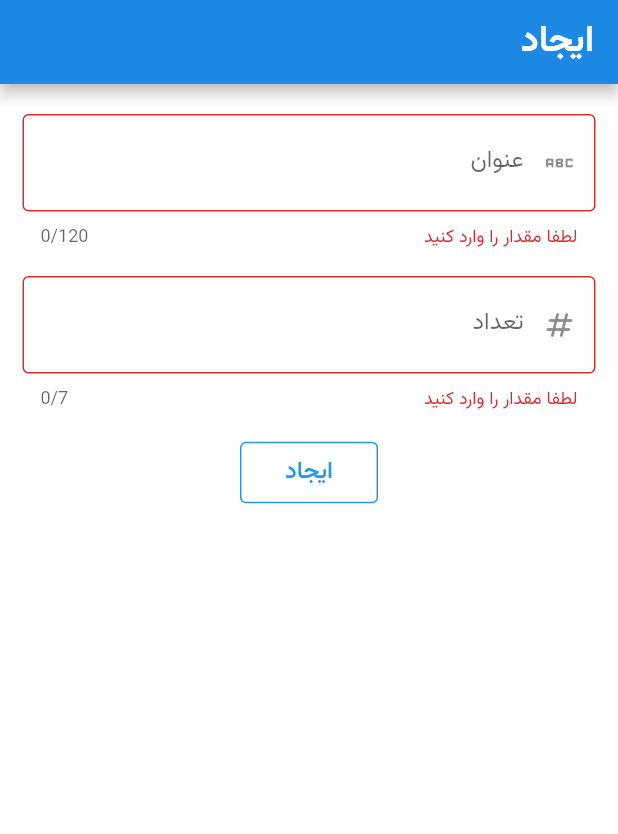
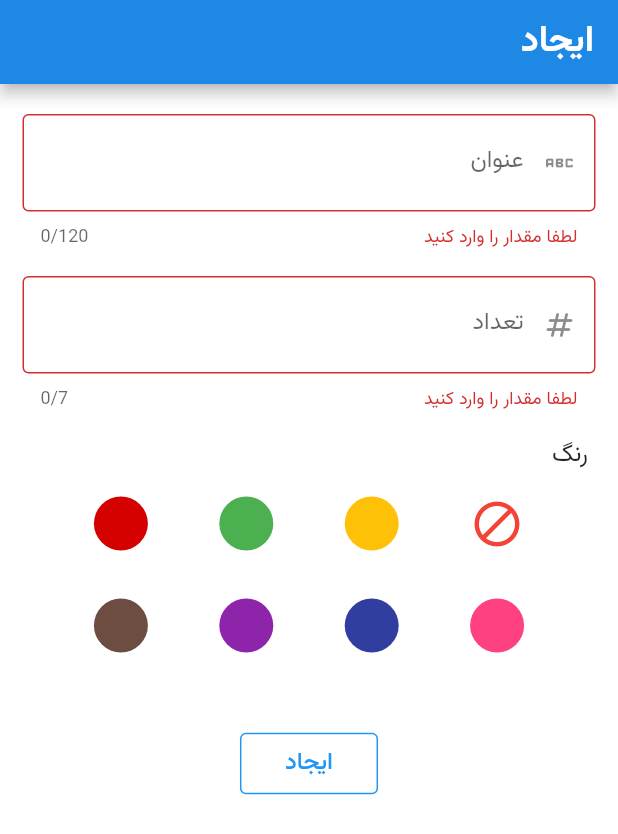
Before and after one commit to naazeri/beshmar-flutter, a Flutter app: the ListEditItemPage widget shown alone on an empty page, opened directly, after a tap on "ایجاد", on a phone screen of 412 x 824 dp. Shown: the top 834 px of the screen. Run offline on Flutter 3.47's test engine with Material 2 defaults, Android fonts, the phone set to English and light mode, and no system bars; our stand-ins replace file_picker, introduction_screen, package_info_plus, permission_handler, share_plus, shared_preferences and 1 more; missing offline and left inert: flutter_poolakey, holding_gesture; accounts and stored records are empty.

Commit message:
add optional color to items

```diff
--- a/lib/data/counter_model.dart
+++ b/lib/data/counter_model.dart
@@ -5,17 +5,20 @@ class CounterModel {
 
   String title;
   int count;
+  int? color;
 
-  CounterModel({required this.title, this.count = 0});
+  CounterModel({required this.title, this.count = 0, this.color});
 
   Map<String, dynamic> toJson() => {
         'title': title,
         'count': count,
+        'color': color,
       };
 
   factory CounterModel.fromJson(Map<String, dynamic> json) => CounterModel(
         title: json['title'],
         count: json['count'],
+        color: json['color'],
       );
 
   static String encode(List<CounterModel> list) => json.encode(
--- a/lib/page/home_page.dart
+++ b/lib/page/home_page.dart
@@ -349,7 +349,12 @@ class _MyListViewState extends State<MyListView> with WidgetsBindingObserver {
   }
 
   Future<void> _launchUrl(String url) async {
-    if (!await launchUrl(Uri.parse(url))) {
+    final success = await launchUrl(
+      Uri.parse(url),
+      mode: LaunchMode.externalApplication,
+    );
+
+    if (!success) {
       // ignore: use_build_context_synchronously
       Show.snackBar(context, 'خطا در اجرای عملیات');
     }
--- a/lib/page/list_edit_item_page.dart
+++ b/lib/page/list_edit_item_page.dart
@@ -1,8 +1,10 @@
+import 'package:beshmar/utils/styles.dart';
 import 'package:flutter/material.dart';
 
 import '../data/counter_model.dart';
 import '../data/edit_result_model.dart';
 import '../widget/app_bar_title.dart';
+import '../widget/color_list_picker.dart';
 import '../widget/my_outlined_button.dart';
 import '../widget/my_text_form_field.dart';
 import '../widget/scaffold_rtl.dart';
@@ -22,15 +24,16 @@ class _ListEditItemPageState extends State<ListEditItemPage> {
   final formKey = GlobalKey<FormState>();
   late final TextEditingController titleController;
   late final TextEditingController countController;
-  // bool validateTitle = true;
-  // bool validateCount = true;
+  int? selectedColor;
 
   @override
   void initState() {
+    super.initState();
+
     titleController = TextEditingController(text: widget.model?.title);
     countController =
         TextEditingController(text: widget.model?.count.toString());
-    super.initState();
+    selectedColor = widget.model?.color;
   }
 
   @override
@@ -48,7 +51,10 @@ class _ListEditItemPageState extends State<ListEditItemPage> {
       ),
       body: Container(
         color: Colors.white,
+        width: double.infinity,
+        height: double.infinity,
         padding: const EdgeInsets.symmetric(horizontal: 15),
+        child: SingleChildScrollView(
           child: Form(
             key: formKey,
             child: Column(
@@ -75,8 +81,24 @@ class _ListEditItemPageState extends State<ListEditItemPage> {
                   onFieldSubmitted: _onSubmitPressed,
                 ),
                 const SizedBox(height: 15),
+                Row(
+                  children: const [
+                    SizedBox(width: 5),
+                    Text('رنگ', style: Styles.textHeader3),
+                  ],
+                ),
+                const SizedBox(height: 15),
+                ColorListPicker(
+                  currentColor:
+                      selectedColor != null ? Color(selectedColor!) : null,
+                  onTap: (color) {
+                    selectedColor = color?.value;
+                  },
+                ),
+                const SizedBox(height: 50),
                 _getButtons(context),
               ],
+            ),
           ),
         ),
       ),
@@ -109,7 +131,7 @@ class _ListEditItemPageState extends State<ListEditItemPage> {
   }
 
   String? _titleFieldValidator(String? text) {
-    if (text == null || text.isEmpty || text == ' ') {
+    if (text == null || text.isEmpty || text.trim().isEmpty) {
       return 'لطفا مقدار را وارد کنید';
     }
 
@@ -117,7 +139,7 @@ class _ListEditItemPageState extends State<ListEditItemPage> {
   }
 
   String? _countFieldValidator(String? text) {
-    if (text == null || text.isEmpty || text == ' ') {
+    if (text == null || text.isEmpty || text.trim().isEmpty) {
       return 'لطفا مقدار را وارد کنید';
     }
 
@@ -135,17 +157,10 @@ class _ListEditItemPageState extends State<ListEditItemPage> {
       return;
     }
 
-    var trimmedTitle = titleController.text.trim();
-
-    if (trimmedTitle.isEmpty || trimmedTitle == ' ') {
-      Navigator.pop(context);
-      return;
-    }
-
     final newModel = CounterModel(
-      title: trimmedTitle, // maybe be empty
+        title: titleController.text,
         count: int.parse(countController.text),
-    );
+        color: selectedColor);
 
     Navigator.pop(
       context,
--- a/lib/utils/iab.dart
+++ b/lib/utils/iab.dart
@@ -14,7 +14,10 @@ class Iab {
     if (AppConfig.isBazaarVersion) {
       initialized = await FlutterPoolakey.connect(
         _bazaarRsa,
-        onDisconnected: () async {/*reconnect here*/},
+        onDisconnected: () async {
+          /*reconnect here*/
+          debugPrint('*** Disconnected');
+        },
       );
 
       debugPrint('*** Init: $initialized');
--- /dev/null
+++ b/lib/widget/color_list_picker.dart
@@ -0,0 +1,97 @@
+import 'package:flutter/material.dart';
+
+class ColorListPicker extends StatefulWidget {
+  final Color? currentColor;
+  final double radius;
+  final void Function(Color? color) onTap;
+
+  const ColorListPicker({
+    this.currentColor,
+    this.radius = 36,
+    required this.onTap,
+    super.key,
+  });
+
+  @override
+  State<ColorListPicker> createState() => _ColorListPickerState();
+}
+
+class _ColorListPickerState extends State<ColorListPicker> {
+  Color? selectedColor;
+
+  @override
+  void initState() {
+    super.initState();
+
+    selectedColor = widget.currentColor;
+  }
+
+  @override
+  Widget build(BuildContext context) {
+    return Column(
+      children: [
+        _getRow([
+          _getCircle(null),
+          _getCircle(Colors.amber),
+          _getCircle(Colors.green),
+          _getCircle(Colors.redAccent.shade700),
+        ]),
+        _getSizedBox(),
+        _getRow([
+          _getCircle(Colors.pinkAccent.shade200),
+          _getCircle(Colors.indigo.shade700),
+          _getCircle(Colors.purple.shade600),
+          _getCircle(Colors.brown.shade600),
+        ]),
+      ],
+    );
+  }
+
+  Row _getRow(List<Widget> children) {
+    return Row(
+      mainAxisAlignment: MainAxisAlignment.spaceEvenly,
+      children: children,
+    );
+  }
+
+  Widget _getCircle(Color? color) {
+    Widget? child;
+    // Border? border;
+
+    if (color == null) {
+      child = Icon(
+        Icons.block,
+        color: color == selectedColor ? Colors.red : Colors.grey.shade500,
+        size: widget.radius,
+      );
+    } else if (color == selectedColor) {
+      child = Icon(
+        Icons.check,
+        color: Colors.white,
+        size: widget.radius / 1.5,
+      );
+    }
+
+    return InkWell(
+      child: Container(
+        width: widget.radius,
+        height: widget.radius,
+        decoration: BoxDecoration(
+          color: color,
+          borderRadius: BorderRadius.circular(999),
+          // border: border,
+        ),
+        child: child,
+      ),
+      onTap: () {
+        widget.onTap(color);
+
+        setState(() {
+          selectedColor = color;
+        });
+      },
+    );
+  }
+
+  SizedBox _getSizedBox() => const SizedBox(height: 32);
+}
--- a/lib/widget/list_item_view.dart
+++ b/lib/widget/list_item_view.dart
@@ -61,6 +61,12 @@ class ListItemView extends StatelessWidget {
       decoration: BoxDecoration(
         color: Colors.grey.shade50,
         borderRadius: BorderRadius.circular(14),
+        border: Border.all(
+          color: Color(
+            CounterModel.list[index].color ?? Colors.grey.shade50.value,
+          ),
+          width: 2.7,
+        ),
       ),
       child: listTile,
     );
```
Lines whose indentation alone changed are shown as unchanged.
